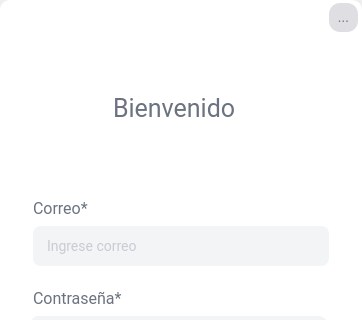
Old version of the form App/source/ui_files/login.ui in the repository Bailon18/Vinculacion-desktop-python; both pictures show x 0 to 362 and y 0 to 320 of the 362 by 527 pixel window.
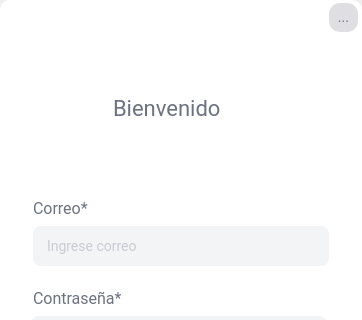
New version of the form. Icons and pictures are not drawn.

What changed in the file:
```diff
--- a/App/source/ui_files/login.ui
+++ b/App/source/ui_files/login.ui
@@ -525,12 +525,12 @@
               <rect>
                <x>110</x>
                <y>60</y>
-               <width>131</width>
+               <width>161</width>
                <height>25</height>
               </rect>
              </property>
              <property name="styleSheet">
-              <string notr="true">#label_titulo{font-size:25px;
+              <string notr="true">#label_titulo{font-size:22px;
 font-family:Roboto
 }</string>
              </property>
```
Left out of the diff: 4 changed lines with no effect on the pictures.
